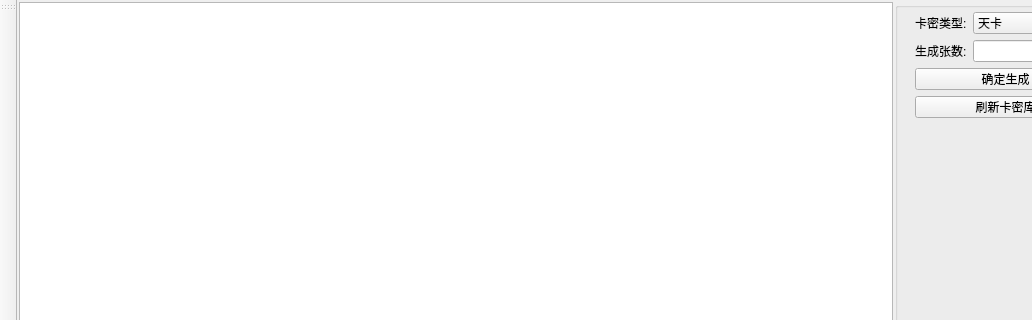
Before: the Qt Designer form ui/wnd_server.ui in decenfrontier/PyNetAuth, drawn with Qt 5; both pictures show x 0 to 1032 and y 0 to 320 of the 1117 by 590 pixel window.
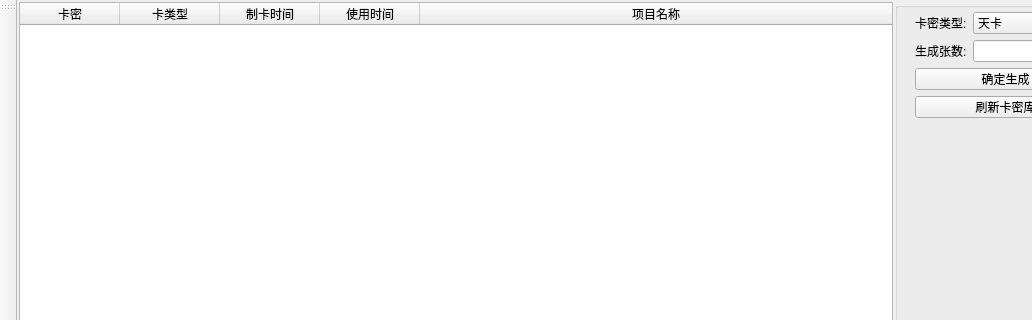
After: the same form once the commit is applied. The open tabs and pages were chosen to show the change.

```diff
--- a/ui/wnd_server.ui
+++ b/ui/wnd_server.ui
@@ -336,7 +336,7 @@
              <number>0</number>
             </property>
             <attribute name="horizontalHeaderVisible">
-             <bool>false</bool>
+             <bool>true</bool>
             </attribute>
             <attribute name="horizontalHeaderStretchLastSection">
              <bool>true</bool>
@@ -362,12 +362,7 @@
             </column>
             <column>
              <property name="text">
-              <string>状态</string>
-             </property>
-            </column>
-            <column>
-             <property name="text">
-              <string>生成时间</string>
+              <string>制卡时间</string>
              </property>
             </column>
             <column>
@@ -375,6 +370,11 @@
               <string>使用时间</string>
              </property>
             </column>
+            <column>
+             <property name="text">
+              <string>项目名称</string>
+             </property>
+            </column>
            </widget>
           </item>
           <item>
```
Left out of the diff: 4 changed lines with no effect on the pictures.
